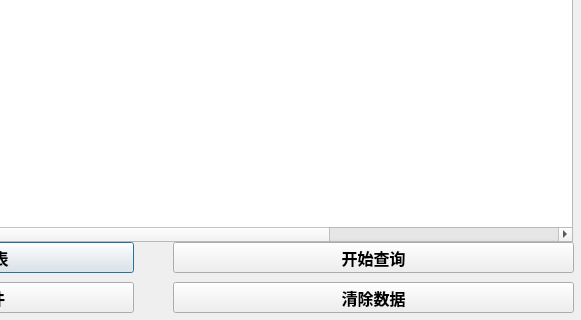
Shun14/simcomManager2.0, file dialog_devicelist.ui: the form before one commit; both pictures show x 227 to 808 and y 128 to 448 of the 808 by 448 pixel window.
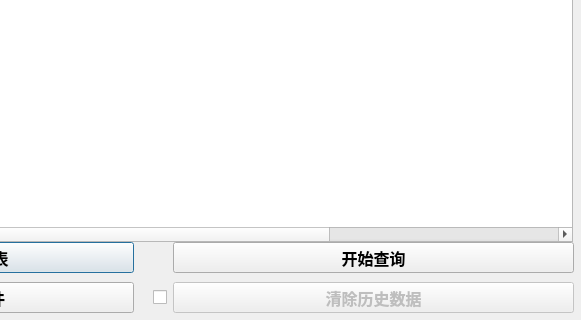
The form after the commit.

Commit message: 清除列表历史数据功能 需要check开启

What changed in the file:
```diff
--- a/dialog_devicelist.ui
+++ b/dialog_devicelist.ui
@@ -143,6 +143,9 @@
    </property>
   </widget>
   <widget class="QPushButton" name="pushButton_ClearData">
+   <property name="enabled">
+    <bool>false</bool>
+   </property>
    <property name="geometry">
     <rect>
      <x>400</x>
@@ -160,7 +163,20 @@
     </font>
    </property>
    <property name="text">
-    <string>清除数据</string>
+    <string>清除历史数据</string>
+   </property>
+  </widget>
+  <widget class="QCheckBox" name="checkBox_ClearData">
+   <property name="geometry">
+    <rect>
+     <x>380</x>
+     <y>415</y>
+     <width>16</width>
+     <height>21</height>
+    </rect>
+   </property>
+   <property name="text">
+    <string/>
    </property>
   </widget>
  </widget>
```
The commit also changes 3 other files.
